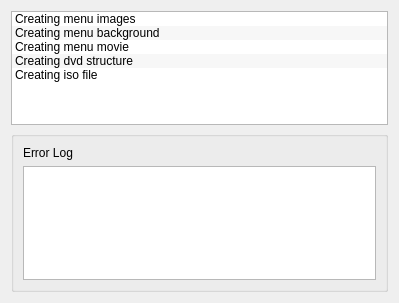
KDE/kdenlive, file src/widgets/dvdwizardstatus_ui.ui: the form before one commit.
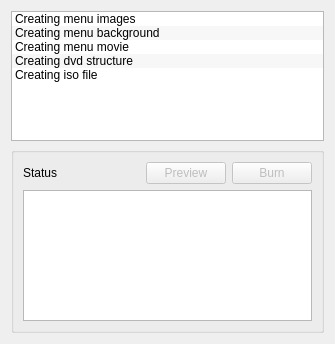
The form after the commit. Custom widgets are drawn as their Qt base class.

Commit message: Add preview and burn buttons to dvd wizard

The edit to the form file:
```diff
--- a/src/widgets/dvdwizardstatus_ui.ui
+++ b/src/widgets/dvdwizardstatus_ui.ui
@@ -1,18 +1,18 @@
 <ui version="4.0" >
  <class>DvdWizardStatus_UI</class>
- <widget class="QWidget" name="DvdWizardStatus_UI" >
-  <property name="geometry" >
+ <widget class="QWidget" name="DvdWizardStatus_UI">
+  <property name="geometry">
    <rect>
     <x>0</x>
     <y>0</y>
-    <width>399</width>
-    <height>303</height>
+    <width>335</width>
+    <height>344</height>
    </rect>
   </property>
-  <layout class="QGridLayout" name="gridLayout" >
-   <item row="0" column="0" >
-    <widget class="QListWidget" name="job_progress" >
-     <property name="alternatingRowColors" >
+  <layout class="QGridLayout" name="gridLayout_2">
+   <item row="0" column="0">
+    <widget class="QListWidget" name="job_progress">
+     <property name="alternatingRowColors">
       <bool>true</bool>
      </property>
      <item>
@@ -42,10 +42,10 @@
      </item>
     </widget>
    </item>
-   <item row="1" column="0" >
-    <widget class="QGroupBox" name="error_box" >
-     <property name="sizePolicy" >
-      <sizepolicy vsizetype="Preferred" hsizetype="Preferred" >
+   <item row="1" column="0">
+    <widget class="QGroupBox" name="error_box">
+     <property name="sizePolicy">
+      <sizepolicy hsizetype="Preferred" vsizetype="Preferred">
        <horstretch>0</horstretch>
        <verstretch>0</verstretch>
       </sizepolicy>
@@ -53,17 +53,50 @@
      <property name="title" >
       <string/>
      </property>
-     <layout class="QGridLayout" name="gridLayout_4" >
-      <item row="1" column="0" >
-       <widget class="QLabel" name="label_7" >
-        <property name="text" >
-         <string>Error Log</string>
+     <layout class="QGridLayout" name="gridLayout">
+      <item row="0" column="0">
+       <widget class="QLabel" name="label_7">
+        <property name="text">
+         <string>Status</string>
         </property>
        </widget>
       </item>
-      <item row="2" column="0" >
-       <widget class="KTextEdit" name="error_log" >
-        <property name="readOnly" >
+      <item row="0" column="1">
+       <spacer name="horizontalSpacer">
+        <property name="orientation">
+         <enum>Qt::Horizontal</enum>
+        </property>
+        <property name="sizeHint" stdset="0">
+         <size>
+          <width>116</width>
+          <height>20</height>
+         </size>
+        </property>
+       </spacer>
+      </item>
+      <item row="0" column="2">
+       <widget class="QPushButton" name="button_preview">
+        <property name="enabled">
+         <bool>false</bool>
+        </property>
+        <property name="text">
+         <string>Preview</string>
+        </property>
+       </widget>
+      </item>
+      <item row="0" column="3">
+       <widget class="QPushButton" name="button_burn">
+        <property name="enabled">
+         <bool>false</bool>
+        </property>
+        <property name="text">
+         <string>Burn</string>
+        </property>
+       </widget>
+      </item>
+      <item row="1" column="0" colspan="4">
+       <widget class="KTextEdit" name="error_log">
+        <property name="readOnly">
          <bool>true</bool>
         </property>
        </widget>
```
Left out of the diff: 18 changed lines with no effect on the pictures.
